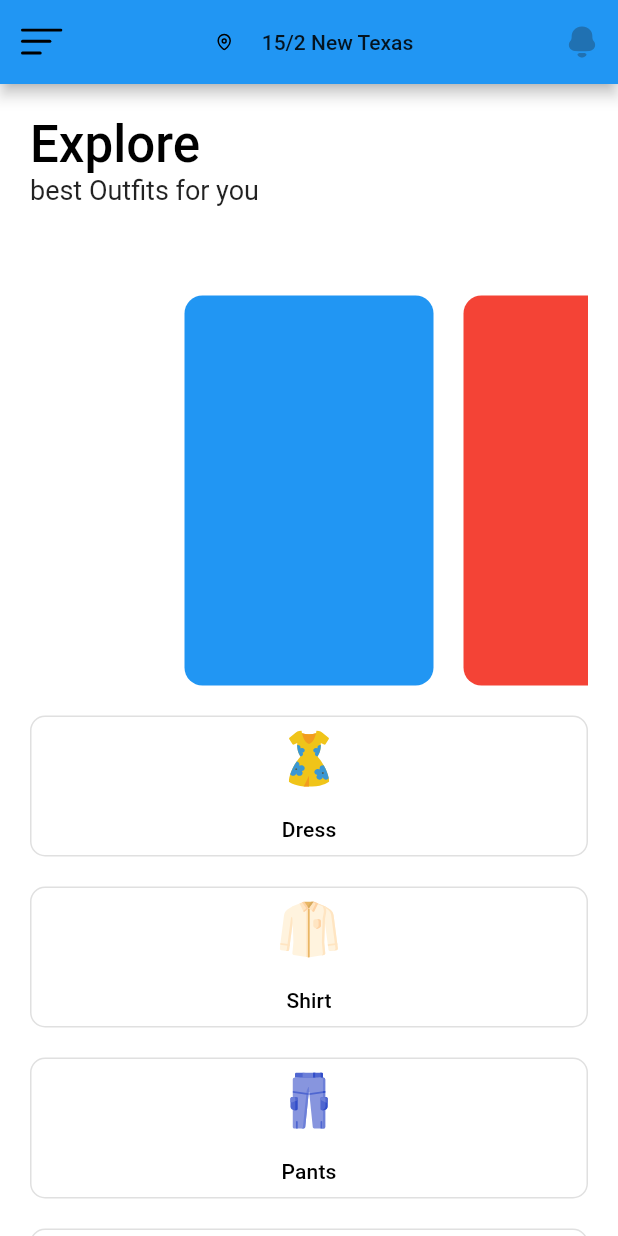
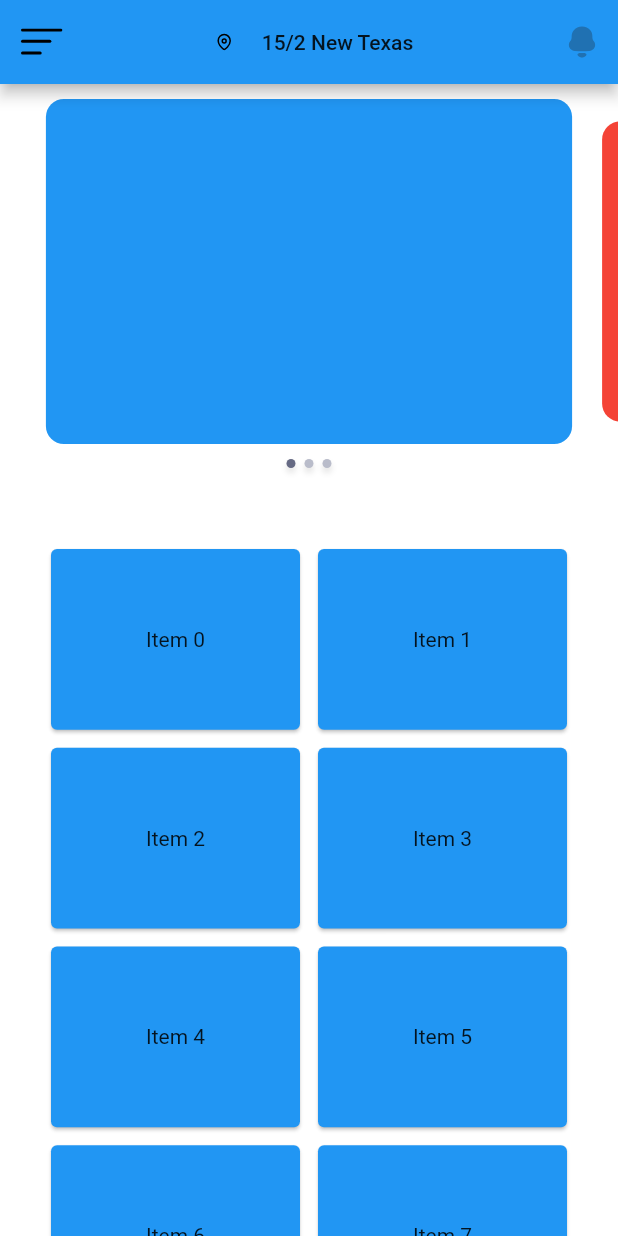
Before and after one commit to LeeTenon/store_app, a Flutter app: the screen it shows after launch, on a phone screen of 412 x 824 dp. Run offline on Flutter 3.47's test engine with Material 2 defaults, Android fonts, the phone set to English and light mode, and no system bars; our stand-ins replace dio, flutter_svg, shared_preferences.

Commit message:
add popular layout

```diff
--- a/lib/routes/home/components/page_run.dart
+++ b/lib/routes/home/components/page_run.dart
@@ -1,24 +1,30 @@
 import 'package:flutter/material.dart';
-import 'package:flutter_store/mocks/page_run.dart';
 
-class PageRun extends StatefulWidget {
-  const PageRun({Key? key}) : super(key: key);
+class Carousel extends StatefulWidget {
+  final List items;
+  final double height;
+
+  const Carousel({
+    Key? key,
+    required this.items,
+    required this.height,
+  }) : super(key: key);
 
   @override
-  State<PageRun> createState() => _PageRunState();
+  State<Carousel> createState() => _CarouselState();
 }
 
-class _PageRunState extends State<PageRun> {
+class _CarouselState extends State<Carousel> {
   int _pageIndex = 0;
   late PageController _pageController;
 
   @override
   void initState() {
-    super.initState();
     _pageController = PageController(
       initialPage: 0,
-      viewportFraction: 0.5,
+      viewportFraction: 0.9,
     );
+    super.initState();
   }
 
   @override
@@ -26,9 +32,9 @@ class _PageRunState extends State<PageRun> {
     return Column(
       children: [
         SizedBox(
-          height: 300,
+          height: 250,
           child: PageView.builder(
-            itemCount: 3,
+            itemCount: widget.items.length,
             pageSnapping: true,
             controller: _pageController,
             onPageChanged: (int index) {
@@ -40,20 +46,23 @@ class _PageRunState extends State<PageRun> {
               return _buildItem(_pageIndex, index);
             },
           ),
-        )
+        ),
+        PageIndicator(_pageIndex, widget.items.length),
       ],
     );
   }
 
   _buildItem(activeIndex, index) {
+    final items = widget.items;
+
     return Center(
       child: AnimatedContainer(
         curve: Curves.easeInOut,
         duration: const Duration(milliseconds: 300),
-        height: activeIndex == index ? 500.0 : 450.0,
-        margin: const EdgeInsets.symmetric(vertical: 20.0, horizontal: 10.0),
+        height: activeIndex == index ? 250.0 : 200.0,
+        margin: const EdgeInsets.symmetric(vertical: 10.0, horizontal: 10.0),
         decoration: BoxDecoration(
-          color: heroes[index].color,
+          color: items[index].color,
           borderRadius: const BorderRadius.all(Radius.circular(12.0)),
         ),
         child: Stack(),
@@ -61,3 +70,45 @@ class _PageRunState extends State<PageRun> {
     );
   }
 }
+
+class PageIndicator extends StatelessWidget {
+  final int pageCount;
+  final int currentIndex;
+
+  const PageIndicator(this.currentIndex, this.pageCount);
+
+  Widget _indicator(bool isActive) {
+    return Container(
+      width: 6.0,
+      height: 6.0,
+      margin: const EdgeInsets.symmetric(horizontal: 3.0),
+      decoration: BoxDecoration(
+        color: isActive ? const Color(0xff666a84) : const Color(0xffb9bcca),
+        shape: BoxShape.circle,
+        boxShadow: const [
+          BoxShadow(
+            color: Colors.black12,
+            offset: Offset(0.0, 3.0),
+            blurRadius: 3.0,
+          ),
+        ],
+      ),
+    );
+  }
+
+  List<Widget> _buildIndicators() {
+    List<Widget> indicators = [];
+    for (int i = 0; i < pageCount; i++) {
+      indicators.add(i == currentIndex ? _indicator(true) : _indicator(false));
+    }
+    return indicators;
+  }
+
+  @override
+  Widget build(BuildContext context) {
+    return Row(
+      mainAxisAlignment: MainAxisAlignment.center,
+      children: _buildIndicators(),
+    );
+  }
+}
--- /dev/null
+++ b/lib/routes/home/components/popular.dart
@@ -0,0 +1,35 @@
+import 'package:flutter/material.dart';
+
+class FlutterCardWidget extends StatelessWidget {
+  const FlutterCardWidget({Key? key}) : super(key: key);
+
+  @override
+  Widget build(BuildContext context) {
+    return Card(
+      color: Colors.blueAccent,
+      //z轴的高度，设置card的阴影
+      elevation: 20.0,
+      //设置shape，这里设置成了R角
+      shape: RoundedRectangleBorder(
+        borderRadius: BorderRadius.all(Radius.circular(20.0)),
+      ),
+      //对Widget截取的行为，比如这里 Clip.antiAlias 指抗锯齿
+      clipBehavior: Clip.antiAlias,
+      semanticContainer: false,
+      child: getChild(),
+    );
+  }
+
+  getChild() {
+    return Container(
+      color: Colors.deepPurpleAccent,
+      width: 200,
+      height: 150,
+      alignment: Alignment.center,
+      child: Text(
+        "Card",
+        style: TextStyle(fontSize: 28, color: Colors.white),
+      ),
+    );
+  }
+}
--- a/lib/routes/home/home_page.dart
+++ b/lib/routes/home/home_page.dart
@@ -1,8 +1,12 @@
+import 'dart:math';
+
 import 'package:flutter/material.dart';
-import 'package:flutter_store/routes/home/components/page_run.dart';
+import 'package:flutter_staggered_grid_view/flutter_staggered_grid_view.dart';
+import 'package:flutter_store/routes/home/components/popular.dart';
 import 'package:flutter_svg/flutter_svg.dart';
 
-import 'components/categories.dart';
+import '../home/components/page_run.dart';
+import '../../../mocks/page_run.dart';
 
 class HomeRoute extends StatefulWidget {
   const HomeRoute({Key? key}) : super(key: key);
@@ -50,27 +54,19 @@ class _HomeRouteState extends State<HomeRoute> {
     return SingleChildScrollView(
       physics:
           const BouncingScrollPhysics(parent: AlwaysScrollableScrollPhysics()),
-      padding: const EdgeInsets.all(20),
+      // padding: const EdgeInsets.all(20),
       child: Column(
         crossAxisAlignment: CrossAxisAlignment.start,
         children: [
-          Text(
-            "Explore",
-            style: Theme.of(context)
-                .textTheme
-                .headline4!
-                .copyWith(fontWeight: FontWeight.w500, color: Colors.black),
-          ),
-          const Text(
-            "best Outfits for you",
-            style: TextStyle(fontSize: 18),
-          ),
-          const Padding(
-            padding: EdgeInsets.symmetric(vertical: 20),
-            // child: SearchForm(),
-          ),
-          const PageRun(),
-          const Categories(),
+          Carousel(items: heroes, height: 250.0),
+          Padding(
+            padding: const EdgeInsets.all(20),
+            child: Column(
+              children: const [
+                PopularList(),
+                ],
+            ),
+          )
           // const NewArrivalProducts(),
           // const PopularProducts(),
         ],
@@ -78,3 +74,50 @@ class _HomeRouteState extends State<HomeRoute> {
     );
   }
 }
+
+class PopularList extends StatefulWidget {
+  const PopularList({Key? key}) : super(key: key);
+
+  @override
+  State<PopularList> createState() => _PopularListState();
+}
+
+class _PopularListState extends State<PopularList> {
+  final List<Map<String, dynamic>> _items = List.generate(
+    10,
+    (index) => {
+      "id": index,
+      "title": "Item $index",
+      "height": Random().nextInt(150) + 50.5
+    },
+  );
+
+  @override
+  Widget build(BuildContext context) {
+    return Center(
+      child: MasonryGridView.count(
+        shrinkWrap: true,
+        itemCount: _items.length,
+        padding: const EdgeInsets.symmetric(vertical: 30, horizontal: 10),
+        // the number of columns
+        crossAxisCount: 2,
+        // vertical gap between two items
+        mainAxisSpacing: 4,
+        // horizontal gap between two items
+        crossAxisSpacing: 4,
+        itemBuilder: (context, index) {
+          return Card(
+            color: Colors.blue,
+            key: ValueKey(_items[index]['id']),
+            child: SizedBox(
+              height: _items[index]['height'],
+              child: Center(
+                child: Text(_items[index]['title']),
+              ),
+            ),
+          );
+        },
+      ),
+    );
+  }
+}
--- a/pubspec.yaml
+++ b/pubspec.yaml
@@ -14,6 +14,7 @@ dependencies:
   provider: ^6.0.3
   cupertino_icons: ^1.0.2
   flutter_svg: ^1.1.4
+  flutter_staggered_grid_view: ^0.6.2
 
 dev_dependencies:
   flutter_test:
```
Also changed, not shown: pubspec.lock.
